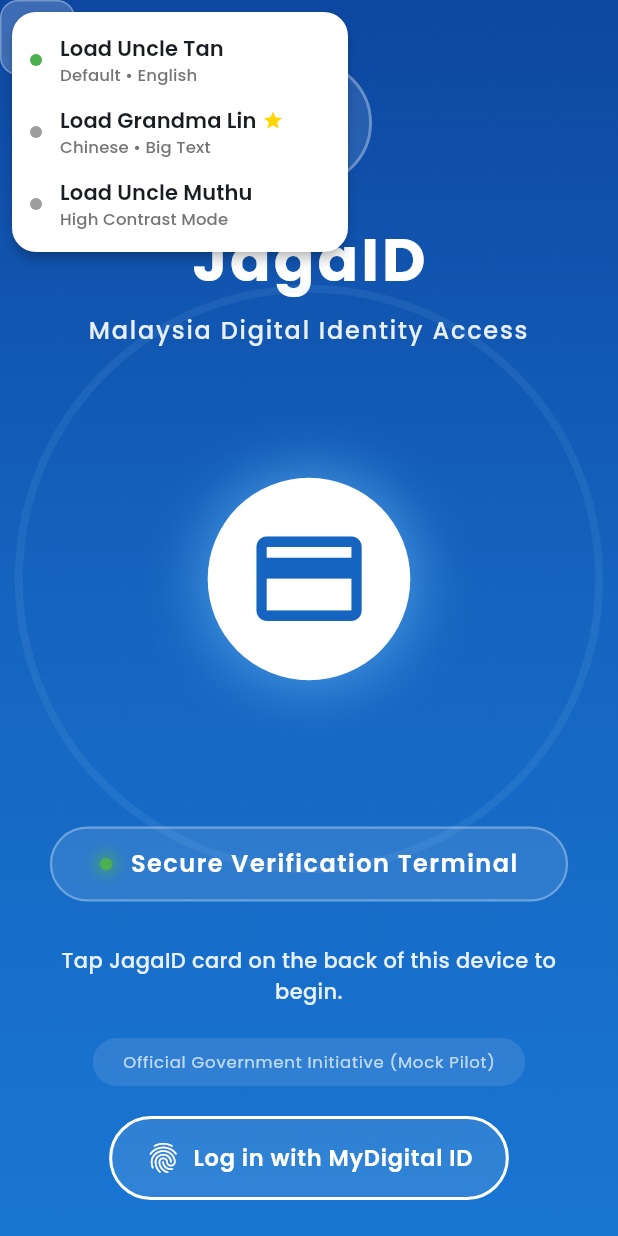
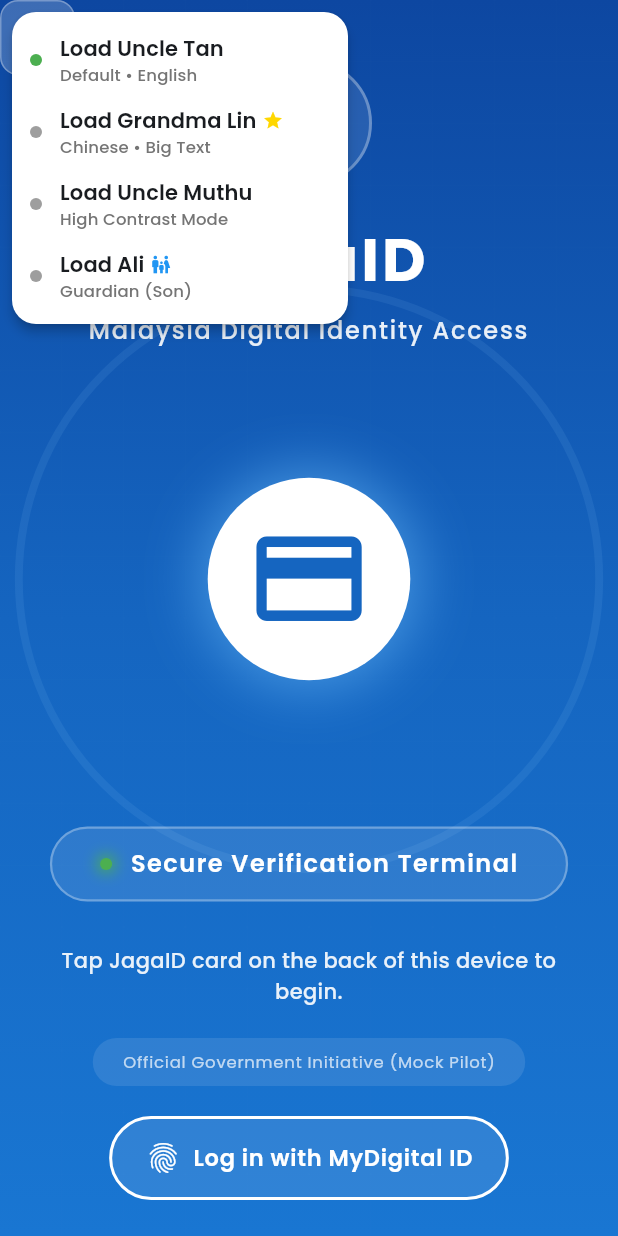
Before and after one commit to cloudnine-ddy/Idk_GodamLah2.0, a Flutter app: the screen it shows after launch, after a tap on the "location history" icon, on a phone screen of 412 x 824 dp. Run offline on Flutter 3.47's test engine with Material 3 defaults, Android fonts, the phone set to English and light mode, and no system bars; our stand-ins replace google_fonts.

Commit message:
Fix: Restrict authorization popup to 'Ali' profile only

```diff
--- a/app/lib/main.dart
+++ b/app/lib/main.dart
@@ -704,6 +704,49 @@ class _LandingPageState extends State<LandingPage>
               ],
             ),
           ),
+          PopupMenuItem(
+            value: 3,
+            child: Row(
+              children: [
+                Container(
+                  width: 8,
+                  height: 8,
+                  decoration: BoxDecoration(
+                    color: currentProfile.name == 'Ali'
+                        ? const Color(0xFF4CAF50)
+                        : Colors.grey,
+                    shape: BoxShape.circle,
+                  ),
+                ),
+                const SizedBox(width: 12),
+                Column(
+                  crossAxisAlignment: CrossAxisAlignment.start,
+                  children: [
+                    Row(
+                      children: [
+                        Text(
+                          'Load Ali',
+                          style: GoogleFonts.poppins(
+                            fontWeight: FontWeight.w600,
+                            fontSize: 14,
+                          ),
+                        ),
+                        const SizedBox(width: 4),
+                        const Icon(Icons.family_restroom, size: 14, color: Color(0xFF2196F3)),
+                      ],
+                    ),
+                    Text(
+                      'Guardian (Son)',
+                      style: GoogleFonts.poppins(
+                        fontSize: 11,
+                        color: Colors.grey[600],
+                      ),
+                    ),
+                  ],
+                ),
+              ],
+            ),
+          ),
         ],
         onSelected: _loadProfile,
       ),
--- a/app/lib/models/user_profile.dart
+++ b/app/lib/models/user_profile.dart
@@ -73,6 +73,25 @@ class UserProfile {
         'address': '789, Jalan Sentul, KL',
       },
     ),
+
+    // Profile 4: Ali (Guardian - Son)
+    UserProfile(
+      name: 'Ali',
+      languageCode: 'en',
+      needsBigText: false,
+      highContrast: false,
+      notificationMsg: null,
+      mockData: {
+        'fullName': 'Ali bin Abdullah',
+        'icNumber': '900315-10-1234',
+        'phoneNumber': '+60 12-987 6543',
+        'bankAccount': 'Public Bank - 1122334455',
+        'aidType': 'STR (Sumbangan Tunai Rahmah)',
+        'strStatus': 'Eligible',
+        'amount': 'RM400',
+        'address': '321, Jalan Raja Laut, KL',
+      },
+    ),
   ];
 
   // Helper getters for quick access
--- a/app/lib/screens/elderly_screen.dart
+++ b/app/lib/screens/elderly_screen.dart
@@ -94,7 +94,8 @@ class _ElderlyScreenState extends State<ElderlyScreen>
   }
 
   void _checkPendingAuth() {
-    if (AppGlobals.hasPendingAuth) {
+    // Only show proxy request if there's a pending auth AND the current user is "Ali" (the guardian)
+    if (AppGlobals.hasPendingAuth && widget.profile.name == 'Ali') {
       // Wait for screen to load, then show the proxy request dialog
       Future.delayed(const Duration(milliseconds: 500), () {
         if (mounted) {
@@ -643,15 +644,6 @@ class _ElderlyScreenState extends State<ElderlyScreen>
     if (_currentLanguage == 'ms') return malay;
     if (_currentLanguage == 'zh' && chinese != null) return chinese;
     return english;
-  }
-
-  String _getGreeting() {
-    if (_currentLanguage == 'ms') {
-      return widget.profile.name.contains('Lin') ? 'Nenek' : 'Pakcik';
-    } else if (_currentLanguage == 'zh') {
-      return widget.profile.name.contains('Lin') ? '奶奶' : '叔叔';
-    }
-    return widget.profile.name.contains('Lin') ? 'Auntie' : 'Uncle';
   }
 
   Future<void> _startAIFilling() async {
```
